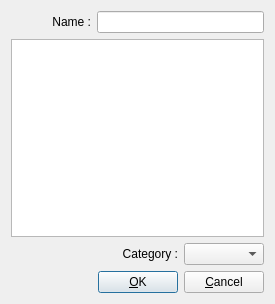
Above: ddocclient/kksgui/ui/save_search_template_form.ui from YuriyRusinov/reper before the change. Below: the same form after it.
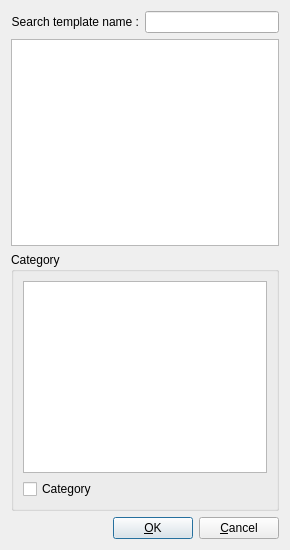
That is the form after the change.

Commit message: Add search template form was developped.

The edit to the form file:
```diff
--- a/ddocclient/kksgui/ui/save_search_template_form.ui
+++ b/ddocclient/kksgui/ui/save_search_template_form.ui
@@ -6,44 +6,50 @@
    <rect>
     <x>0</x>
     <y>0</y>
-    <width>275</width>
-    <height>304</height>
+    <width>290</width>
+    <height>550</height>
    </rect>
   </property>
   <property name="windowTitle">
    <string>Save search template</string>
   </property>
-  <layout class="QGridLayout" name="gridLayout">
+  <layout class="QGridLayout" name="gridLayout_2">
    <item row="0" column="0">
     <widget class="QLabel" name="lName">
      <property name="text">
-      <string>Name :</string>
+      <string>Search template name :</string>
      </property>
      <property name="alignment">
       <set>Qt::AlignRight|Qt::AlignTrailing|Qt::AlignVCenter</set>
      </property>
     </widget>
    </item>
-   <item row="0" column="1" colspan="2">
+   <item row="0" column="1">
     <widget class="QLineEdit" name="lEName"/>
    </item>
-   <item row="1" column="0" colspan="3">
+   <item row="1" column="0" colspan="2">
     <widget class="QTreeView" name="tvSearchTemplateType"/>
    </item>
    <item row="2" column="0" colspan="2">
-    <widget class="QLabel" name="lCategory">
-     <property name="text">
-      <string>Category :</string>
+    <widget class="QGroupBox" name="gbCategory">
+     <property name="title">
+      <string>Category</string>
      </property>
-     <property name="alignment">
-      <set>Qt::AlignRight|Qt::AlignTrailing|Qt::AlignVCenter</set>
-     </property>
+     <layout class="QGridLayout" name="gridLayout">
+      <item row="0" column="0">
+       <widget class="QTreeView" name="tvCategory"/>
+      </item>
+      <item row="1" column="0">
+       <widget class="QCheckBox" name="chCategory">
+        <property name="text">
+         <string>Category</string>
+        </property>
+       </widget>
+      </item>
+     </layout>
     </widget>
    </item>
-   <item row="2" column="2">
-    <widget class="QComboBox" name="cbCategories"/>
-   </item>
-   <item row="3" column="0" colspan="3">
+   <item row="3" column="0" colspan="2">
     <layout class="QHBoxLayout" name="horizontalLayout">
      <item>
       <spacer name="horizontalSpacer">
```
Left out of the diff: 8 changed lines with no effect on the pictures. The commit also changes 2 other files.
